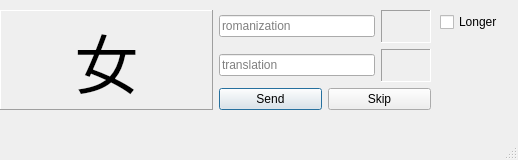
This is ui_files/main_gui.ui in mattyonweb/chinese-reminder as Qt 5 draws it before an edit. The edited form follows.
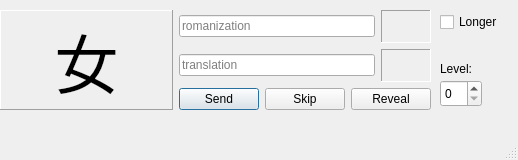
This is the edited form.

Diff of the .ui file:
```diff
--- a/ui_files/main_gui.ui
+++ b/ui_files/main_gui.ui
@@ -60,6 +60,9 @@
        <property name="text">
         <string>女</string>
        </property>
+       <property name="textFormat">
+        <enum>Qt::RichText</enum>
+       </property>
        <property name="scaledContents">
         <bool>true</bool>
        </property>
@@ -173,6 +176,13 @@
            </property>
           </widget>
          </item>
+         <item>
+          <widget class="QPushButton" name="btnReveal">
+           <property name="text">
+            <string>Reveal</string>
+           </property>
+          </widget>
+         </item>
         </layout>
        </item>
       </layout>
@@ -192,6 +202,29 @@
      <string>Longer</string>
     </property>
    </widget>
+   <widget class="QSpinBox" name="spinBoxLvl">
+    <property name="geometry">
+     <rect>
+      <x>440</x>
+      <y>80</y>
+      <width>42</width>
+      <height>27</height>
+     </rect>
+    </property>
+   </widget>
+   <widget class="QLabel" name="label">
+    <property name="geometry">
+     <rect>
+      <x>440</x>
+      <y>60</y>
+      <width>58</width>
+      <height>18</height>
+     </rect>
+    </property>
+    <property name="text">
+     <string>Level:</string>
+    </property>
+   </widget>
   </widget>
   <widget class="QStatusBar" name="statusbar"/>
   <widget class="QMenuBar" name="mainMenuBar">
```
Left out of the diff: 3 changed lines with no effect on the pictures.
